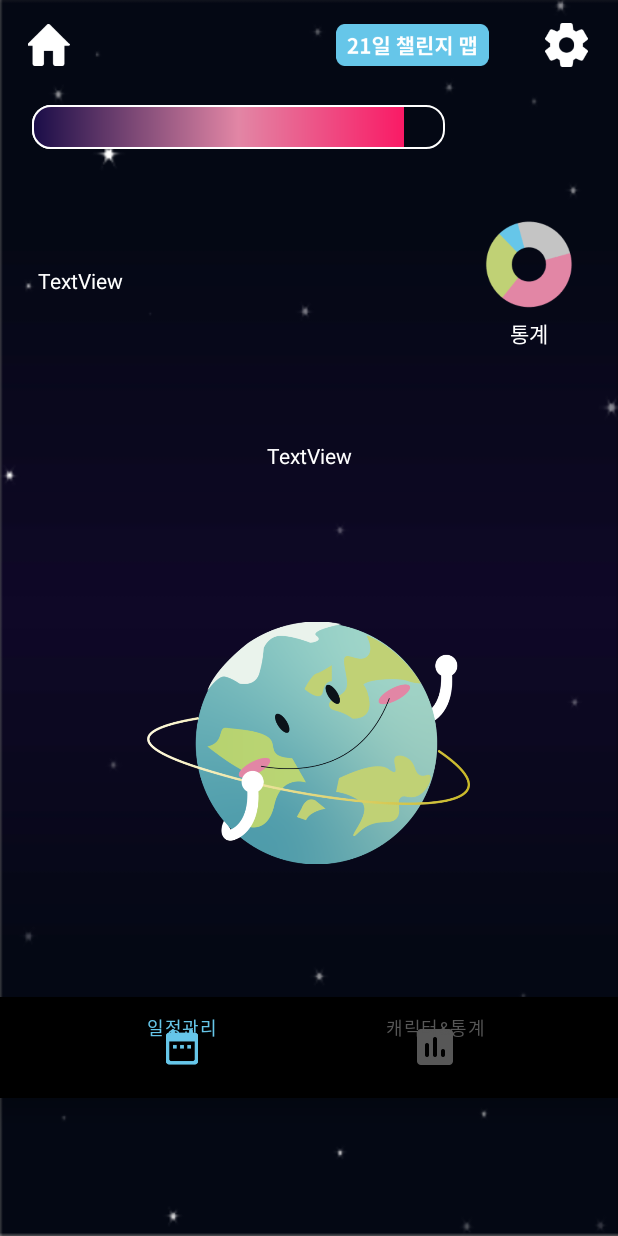
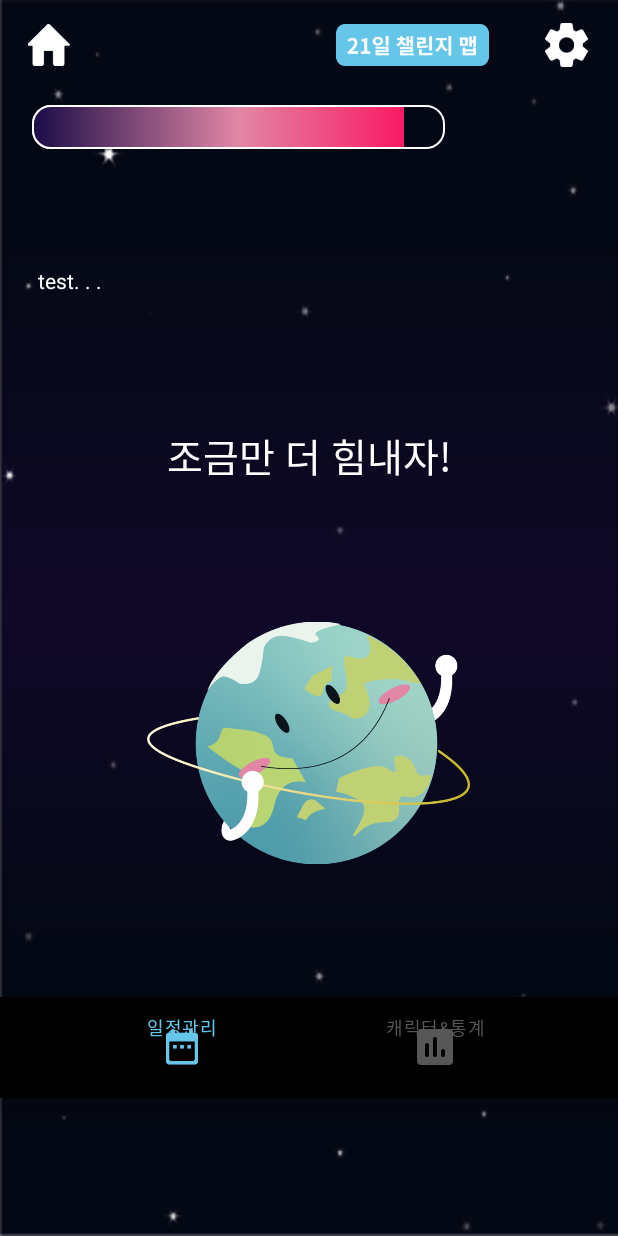
Before and after one commit to bee-p/Plan-et, an Android app: the layout activity_character.xml on its own in the app's theme, with its tools: preview values and no code run, on a phone screen of 412 x 824 dp. Run offline under Robolectric (Android 15) with nearby library versions, the phone set to English and light mode, and no system bars.

Commit message:
Add: 날짜 구현 및 통계 부분 비활성화
통계는 시간이 생기면 구현하자는 의견을 따라
우선은 주석 처리를 해 두었음.

```diff
--- a/app/src/main/java/com/example/plan_et/Character.java
+++ b/app/src/main/java/com/example/plan_et/Character.java
@@ -4,25 +4,51 @@ import android.graphics.Matrix;
 import android.os.Bundle;
 import android.content.Intent;
 
+import java.text.SimpleDateFormat;
+import java.util.Calendar;
+import java.util.Date;
+
 import androidx.appcompat.app.AppCompatActivity;
 
 import android.widget.ImageButton;
 import android.widget.ProgressBar;
+import android.widget.TextView;
+
+import java.util.Date;
+import java.util.Locale;
 
 
 public class Character extends AppCompatActivity {
 
     private Intent intent = getIntent();    // 데이터 받기 위한 intent
     private ProgressBar expBar;
+    private TextView textViewDate;
 
     @Override
     protected void onCreate(Bundle savedInstanceState) {
         super.onCreate(savedInstanceState);
         setContentView(R.layout.activity_character);
 
-        // 경험치 바 연결
+        // ----- 경험치 바 연결 ----- \\
         expBar = (ProgressBar) findViewById(R.id.progressBar);
 
         // 할 일이 체크(완수)된 수를 받아 그 수만큼 경험치 상승
+
+
+        // ----- 날짜 ----- \\
+        Date currentTime = Calendar.getInstance().getTime();
+        SimpleDateFormat dayFormat = new SimpleDateFormat("dd", Locale.getDefault());
+        SimpleDateFormat monthFormat = new SimpleDateFormat("MM", Locale.getDefault());
+        SimpleDateFormat yearFormat = new SimpleDateFormat("yyyy", Locale.getDefault());
+
+        String year = yearFormat.format(currentTime);
+        String month = yearFormat.format(currentTime);
+        String day = yearFormat.format(currentTime);
+
+        // 날짜 textView 연결
+        textViewDate = (TextView) findViewById(R.id.dateTextView);
+
+        // 현재 날짜로 텍스트 출력(변경)
+        textViewDate.setText("오늘은\n" + year + "년 " + month + "월 " + day + "일 입니다.");
     }
 }
--- a/app/src/main/res/layout/activity_character.xml
+++ b/app/src/main/res/layout/activity_character.xml
@@ -85,45 +85,46 @@
             android:orientation="horizontal">
 
             <TextView
-                android:id="@+id/textView"
+                android:id="@+id/dateTextView"
                 android:layout_width="238dp"
                 android:layout_height="match_parent"
                 android:layout_weight="1"
                 android:paddingLeft="25dp"
                 android:gravity="center_vertical"
                 android:textColor="@color/white"
-                android:text="TextView" />
+                android:text="test. . ." />
 
             <Space
                 android:layout_width="86dp"
                 android:layout_height="match_parent"
                 android:layout_weight="1" />
 
-            <LinearLayout
-                android:layout_width="134dp"
-                android:layout_height="match_parent"
-                android:layout_weight="1"
-                android:orientation="vertical">
+        <!-- 통계 구현한다면 이 부분 코드 살려서 작업할 예정 -->
+<!--            <LinearLayout-->
+<!--                android:layout_width="134dp"-->
+<!--                android:layout_height="match_parent"-->
+<!--                android:layout_weight="1"-->
+<!--                android:orientation="vertical">-->
 
-                <ImageButton
-                    android:id="@+id/statButton"
-                    android:layout_width="match_parent"
-                    android:layout_height="wrap_content"
-                    android:layout_weight="1"
-                    android:background="@android:color/transparent"
-                    android:contentDescription="@string/temp"
-                    android:scaleType="fitCenter"
-                    app:srcCompat="@drawable/statistics_2" />
+<!--                <ImageButton-->
+<!--                    android:id="@+id/statButton"-->
+<!--                    android:layout_width="match_parent"-->
+<!--                    android:layout_height="wrap_content"-->
+<!--                    android:layout_weight="1"-->
+<!--                    android:background="@android:color/transparent"-->
+<!--                    android:contentDescription="@string/temp"-->
+<!--                    android:scaleType="fitCenter"-->
+<!--                    app:srcCompat="@drawable/statistics_2" />-->
 
-                <TextView
-                    android:id="@+id/textView4"
-                    android:layout_width="match_parent"
-                    android:layout_height="43dp"
-                    android:layout_weight="1"
-                    android:gravity="center"
-                    android:text="통계"
-                    android:textColor="@color/white" />
-            </LinearLayout>
+<!--                <TextView-->
+<!--                    android:id="@+id/textView4"-->
+<!--                    android:layout_width="match_parent"-->
+<!--                    android:layout_height="43dp"-->
+<!--                    android:layout_weight="1"-->
+<!--                    android:gravity="center"-->
+<!--                    android:text="통계"-->
+<!--                    android:textColor="@color/white" />-->
+<!--            </LinearLayout>-->
 
         </LinearLayout>
 
@@ -136,8 +137,9 @@
             android:layout_width="match_parent"
             android:layout_height="55dp"
             android:gravity="center"
-            android:textColor="@color/white"
-            android:text="TextView" />
+            android:text="조금만 더 힘내자!"
+            android:textSize="26dp"
+            android:textColor="@color/white" />
 
         <Space
             android:layout_width="match_parent"
```
